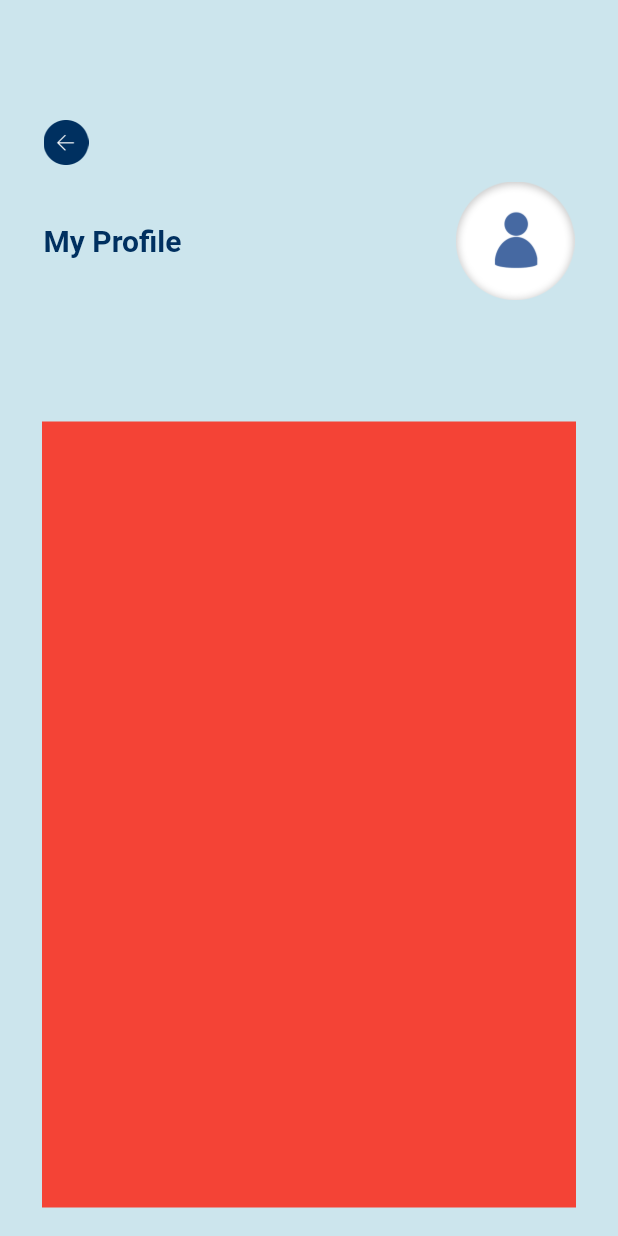
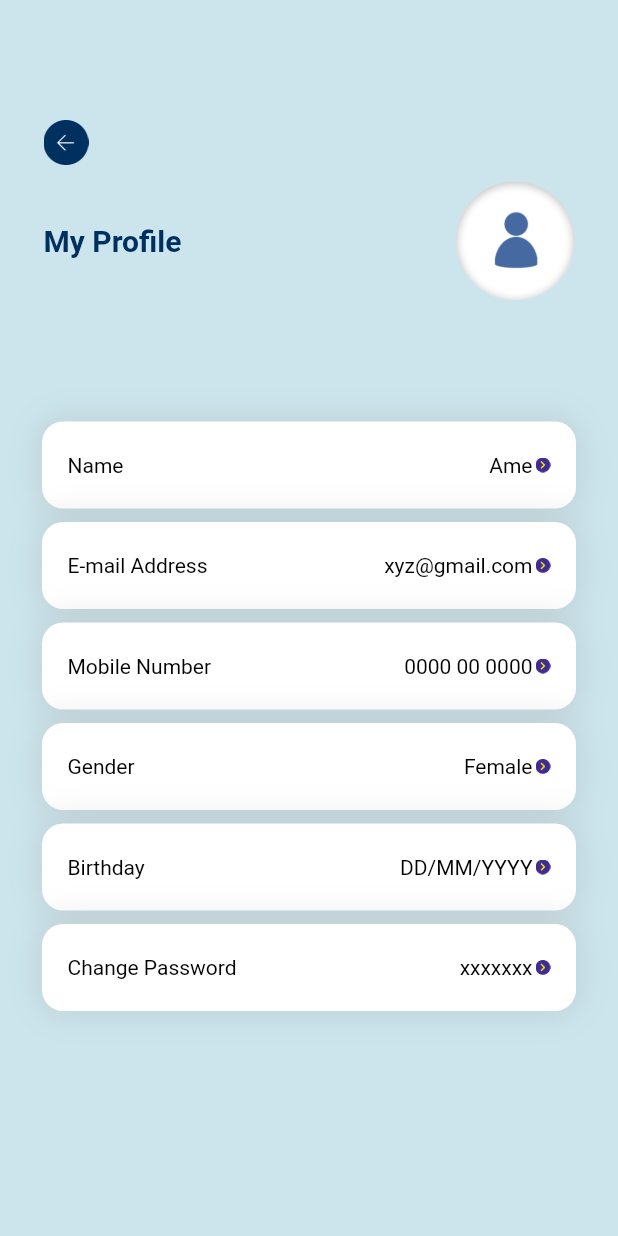
Before and after one commit to rinkuniks/flygrs-flutter, a Flutter app: the EditProfileView screen opened by its route, on a phone screen of 412 x 824 dp. Run offline on Flutter 3.47's test engine with Material 2 defaults, Android fonts, the phone set to English and light mode, and no system bars; our stand-ins replace flutter_svg; Roboto replaces fonts that are missing (Poppins).

```diff
--- a/lib/Utils/route/routeName.dart
+++ b/lib/Utils/route/routeName.dart
@@ -16,5 +16,6 @@ class RouteName {
   static const String profile = "profile";
   static const String takeMeHome = "takeMeHome";
   static const String editProfile = "editProfile";
+  static const String notification = "notification";
 
 }
--- a/lib/Utils/route/routes.dart
+++ b/lib/Utils/route/routes.dart
@@ -4,6 +4,7 @@ import 'package:flygrs/view/account/account.dart';
 import 'package:flygrs/view/account/editProfile.dart';
 import 'package:flygrs/view/home/takeMe_Home.dart';
 import 'package:flygrs/view/bottomNavigation/bottomNavigations.dart';
+import 'package:flygrs/view/notification/notificationView.dart';
 import 'package:flygrs/view/preAuth/getStartedScreenView.dart';
 import 'package:flygrs/view/preAuth/signupLoginView.dart';
 import 'package:flygrs/view/preAuth/splashView.dart';
@@ -44,7 +45,11 @@ class Routes {
         return MaterialPageRoute(
             builder: (BuildContext context) => const BottomNavigation());
 
-      //Default Route
+      case RouteName.notification:
+        return MaterialPageRoute(
+            builder: (BuildContext context) => const NotificationView());
+
+    //Default Route
       default:
         return MaterialPageRoute(
             builder: (BuildContext context) => const Scaffold(
--- /dev/null
+++ b/lib/res/components/ProfileShadowView.dart
@@ -0,0 +1,67 @@
+import 'package:flutter/material.dart';
+import 'package:flygrs/Utils/res/colors.dart';
+class ProfileShadowView extends StatefulWidget {
+  const ProfileShadowView({
+    super.key,
+    this.title1,
+    this.title2
+  });
+  final String? title1;
+  final String? title2;
+  @override
+  State<ProfileShadowView> createState() => _ProfileShadowViewState();
+}
+
+class _ProfileShadowViewState extends State<ProfileShadowView> {
+
+  @override
+  Widget build(BuildContext context) {
+    return   Container(
+      height: 58,
+      decoration: BoxDecoration(
+          color: AppColors.white,
+          borderRadius: BorderRadius.circular(14),
+          boxShadow: [
+            BoxShadow(
+                color: Colors.grey.withOpacity(0.3),
+                blurRadius: 20,
+                spreadRadius: 2),
+          ]),
+      child: Container(
+        padding: EdgeInsets.only(left: 17, right: 17),
+        child: Row(
+          mainAxisAlignment: MainAxisAlignment.spaceBetween,
+          children: [
+            Text(
+              '${widget.title1}',
+              style: TextStyle(
+                  fontFamily: 'Poppins',
+                  fontSize: 14,
+                  fontWeight: FontWeight.w400,
+                  color: AppColors.black),
+            ),
+            Row(
+              mainAxisAlignment: MainAxisAlignment.spaceBetween,
+              children: [
+                Text(
+                  '${widget.title2}',
+                  style: TextStyle(
+                      fontFamily: 'Poppins',
+                      fontSize: 14,
+                      fontWeight: FontWeight.w400,
+                      color: AppColors.black),
+                ),
+                SizedBox(width: 2,),
+                Image.asset(
+                  'assets/images/arrow.png',
+                  height: 10,
+                  width: 10,
+                ),
+              ],
+            )
+          ],
+        ),
+      ),
+    );
+  }
+}
--- a/lib/view/account/editProfile.dart
+++ b/lib/view/account/editProfile.dart
@@ -1,6 +1,7 @@
 import 'package:flutter/material.dart';
 import 'package:flygrs/Utils/res/colors.dart';
 import 'package:flygrs/res/components/HeaderBack.dart';
+import 'package:flygrs/res/components/ProfileShadowView.dart';
 class EditProfileView extends StatefulWidget {
   const EditProfileView({super.key});
 
@@ -40,7 +41,69 @@ class _EditProfileViewState extends State<EditProfileView> {
           Container(
             margin: EdgeInsets.only(top: 81, left: 28, right: 28),
             height: MediaQuery.of(context).size.height-300,
-            color: Colors.red,
+            // color: Colors.red,
+            child: Column(
+              children: [
+                ProfileShadowView(title1: 'Name', title2: 'Ame',),
+                SizedBox(height: 9,),
+                ProfileShadowView(title1: 'E-mail Address', title2: 'xyz@gmail.com',),
+                SizedBox(height: 9,),
+                ProfileShadowView(title1: 'Mobile Number', title2: '0000 00 0000',),
+                SizedBox(height: 9,),
+                ProfileShadowView(title1: 'Gender', title2: 'Female',),
+                SizedBox(height: 9,),
+                ProfileShadowView(title1: 'Birthday', title2: 'DD/MM/YYYY',),
+                SizedBox(height: 9,),
+                ProfileShadowView(title1: 'Change Password', title2: 'xxxxxxx',),
+                // Container(
+                //   height: 58,
+                //   decoration: BoxDecoration(
+                //       color: AppColors.white,
+                //       borderRadius: BorderRadius.circular(14),
+                //       boxShadow: [
+                //         BoxShadow(
+                //             color: Colors.black.withOpacity(0.3),
+                //             blurRadius: 20,
+                //             spreadRadius: 2),
+                //       ]),
+                //   child: Container(
+                //     padding: EdgeInsets.only(left: 17, right: 17),
+                //     child: Row(
+                //       mainAxisAlignment: MainAxisAlignment.spaceBetween,
+                //       children: [
+                //         Text(
+                //           'Name',
+                //           style: TextStyle(
+                //               fontFamily: 'Poppins',
+                //               fontSize: 14,
+                //               fontWeight: FontWeight.w400,
+                //               color: AppColors.black),
+                //         ),
+                //         Row(
+                //           mainAxisAlignment: MainAxisAlignment.spaceBetween,
+                //           children: [
+                //             Text(
+                //               'Ame',
+                //               style: TextStyle(
+                //                   fontFamily: 'Poppins',
+                //                   fontSize: 14,
+                //                   fontWeight: FontWeight.w400,
+                //                   color: AppColors.black),
+                //             ),
+                //             SizedBox(width: 2,),
+                //             Image.asset(
+                //               'assets/images/arrow.png',
+                //               height: 10,
+                //               width: 10,
+                //             ),
+                //           ],
+                //         )
+                //       ],
+                //     ),
+                //   ),
+                // ),
+              ],
+            ),
           )
         ],
       ),
--- a/lib/view/preAuth/getStartedScreenView.dart
+++ b/lib/view/preAuth/getStartedScreenView.dart
@@ -174,15 +174,10 @@ class _GetStartedScreenState extends State<GetStartedScreen> {
                                   color: AppColors.white))),
                       onTap: () {
                         if (kDebugMode) {
-<<<<<<< HEAD
                           Utils.snackBar("Clicked", context);
                           Navigator.pushNamed(
                               context, RouteName.signupLogin);
 
-=======
-                          // Utils.snackBar("Clicked", context);
-                          Navigator.pushNamed(context, RouteName.bottomNavigation);
->>>>>>> ab370d5f53416fb3e138475928ebdd7214432de3
                         }
                       }),
                 ),
```
Also changed, not shown: lib/res/components/NotificationHeader.dart (+11 -5 lines), lib/view/notification/notificationView.dart (added, +80 -0 lines), assets/images/arrow.png (added), assets/images/whiteBack.png (renamed from assets/images/whteBack.png).
